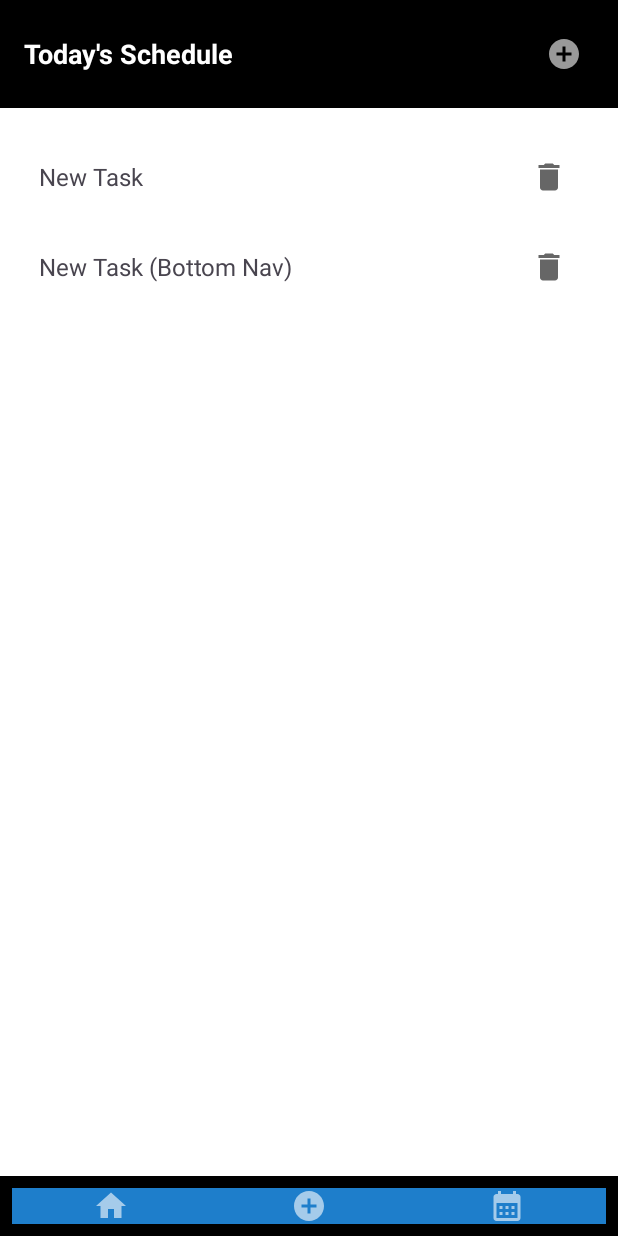
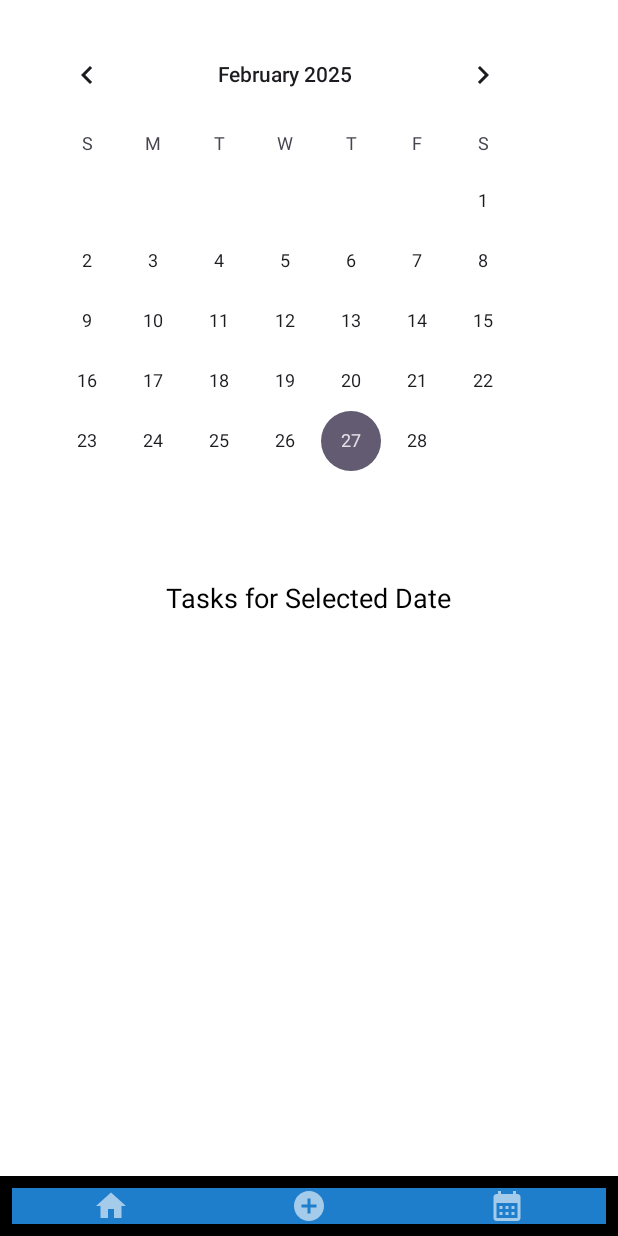
Before and after one commit to andycheng2018/SwiftTasks, an Android app: the screen it shows after launch (MainActivity before the commit, CalendarActivity after it), after a tap on an icon or button, on a phone screen of 412 x 824 dp. Run offline under Robolectric (Android 15) with nearby library versions, the phone set to English and light mode, and no system bars; 3 other taps on this screen came first.

Commit message:
Added calendar functions

```diff
--- a/app/src/main/AndroidManifest.xml
+++ b/app/src/main/AndroidManifest.xml
@@ -21,6 +21,7 @@
                 <category android:name="android.intent.category.LAUNCHER" />
             </intent-filter>
         </activity>
+        <activity android:name=".CalendarActivity" />
     </application>
 
 </manifest>
--- /dev/null
+++ b/app/src/main/java/com/example/scheduleapp/CalendarActivity.java
@@ -0,0 +1,112 @@
+package com.example.scheduleapp;
+
+import android.os.Bundle;
+import android.widget.CalendarView;
+import android.widget.ImageButton;
+import android.widget.ListView;
+import android.widget.TextView;
+import androidx.appcompat.app.AppCompatActivity;
+
+import java.text.ParseException;
+import java.text.SimpleDateFormat;
+import java.util.ArrayList;
+import java.util.Calendar;
+import java.util.Date;
+
+public class CalendarActivity extends AppCompatActivity {
+    private CalendarView calendarView;
+    private ListView taskListView;
+    private TextView titleTextView;
+    private ImageButton backButton;
+
+    private ArrayList<String> dateList;
+    private ArrayList<ArrayList<String>> taskLists;
+
+    @Override
+    protected void onCreate(Bundle savedInstanceState) {
+        super.onCreate(savedInstanceState);
+        setContentView(R.layout.activity_calendar);
+
+        calendarView = findViewById(R.id.calendarView);
+        taskListView = findViewById(R.id.taskListView);
+        backButton = findViewById(R.id.menu_tasks);
+        titleTextView = findViewById(R.id.titleTextView);
+
+        dateList = new ArrayList<>();
+        taskLists = new ArrayList<>();
+
+        calendarView.setOnDateChangeListener((view, year, month, dayOfMonth) -> {
+            String dateKey = String.format("%04d-%02d-%02d", year, month + 1, dayOfMonth);
+            String title = "Tasks for " + getMonthName(month) + " " + dayOfMonth;
+            updateTitleAndTasks(title, dateKey);
+        });
+
+        backButton.setOnClickListener(v -> {
+            finish();
+        });
+
+        //THIS IS A PLACEHOLDER FOR THE ACTUAL TASK ASSIGNMENTS
+        String startDate = "2025-03-01";
+        String dueDate = "2025-03-07";
+        String assignmentName = "CS Homework";
+        int numDays = 7;
+        int timeNeeded = 14;
+
+        loadTasks(assignmentName, startDate, dueDate, numDays, timeNeeded);
+    }
+
+    private void loadTasks(String assignmentName, String startDate, String dueDate, int numDays, int timeNeeded) {
+        SimpleDateFormat sdf = new SimpleDateFormat("yyyy-MM-dd");
+        try {
+            Date start = sdf.parse(startDate);
+            Calendar calendar = Calendar.getInstance();
+            calendar.setTime(start);
+
+            int timePerDay = timeNeeded / numDays;
+
+            for (int i = 0; i < numDays; i++) {
+                String date = sdf.format(calendar.getTime());
+
+                ArrayList<String> tasksForDay = new ArrayList<>();
+                tasksForDay.add(assignmentName + " - Study for " + timePerDay + " hours");
+
+                dateList.add(date);
+                taskLists.add(tasksForDay);
+
+                calendar.add(Calendar.DAY_OF_MONTH, 1);
+            }
+        } catch (ParseException e) {
+            e.printStackTrace();
+        }
+    }
+
+    private void updateTitleAndTasks(String title, String dateKey) {
+        titleTextView.setText(title);
+
+        int index = dateList.indexOf(dateKey);
+        ArrayList<String> taskList = new ArrayList<>();
+
+        if (index != -1) {
+            taskList = taskLists.get(index);
+        }
+
+        taskListView.setAdapter(new TaskListAdapter(this, taskList));
+    }
+
+    private String getMonthName(int month) {
+        if (month == 0) return "January";
+        if (month == 1) return "February";
+        if (month == 2) return "March";
+        if (month == 3) return "April";
+        if (month == 4) return "May";
+        if (month == 5) return "June";
+        if (month == 6) return "July";
+        if (month == 7) return "August";
+        if (month == 8) return "September";
+        if (month == 9) return "October";
+        if (month == 10) return "November";
+        if (month == 11) return "December";
+
+        return "Invalid month";
+    }
+}
--- a/app/src/main/java/com/example/scheduleapp/MainActivity.java
+++ b/app/src/main/java/com/example/scheduleapp/MainActivity.java
@@ -1,5 +1,6 @@
 package com.example.scheduleapp;
 
+import android.content.Intent;
 import android.os.Bundle;
 import android.view.View;
 import android.widget.ImageButton;
@@ -42,22 +43,17 @@ public class MainActivity extends AppCompatActivity {
         recyclerViewTasks.setLayoutManager(new LinearLayoutManager(this));
         recyclerViewTasks.setAdapter(taskAdapter);
 
-        addTaskButton.setOnClickListener(v -> addNewTask("New Task"));
-        menuTasksButton.setOnClickListener(v -> {
-        });
-        menuAddButton.setOnClickListener(v -> addNewTask("New Task (Bottom Nav)"));
-        menuCalendarButton.setOnClickListener(v -> {
-        });
+        addTaskButton.setOnClickListener(v -> showAddTask());
+
+        menuTasksButton.setOnClickListener(v -> navigateToHomeScreen());
+        menuAddButton.setOnClickListener(v -> showAddTask());
+        menuCalendarButton.setOnClickListener(v -> openCalendar());
 
         updateNoTasksMessage();
     }
 
-    public void updateNoTasksMessage() {
-        if (taskList.isEmpty()) {
-            noTasksMessage.setVisibility(View.VISIBLE);
-        } else {
-            noTasksMessage.setVisibility(View.GONE);
-        }
+    private void showAddTask() {
+        addNewTask("New Task");
     }
 
     private void addNewTask(String taskName) {
@@ -73,4 +69,20 @@ public class MainActivity extends AppCompatActivity {
             updateNoTasksMessage();
         }
     }
+
+    private void updateNoTasksMessage() {
+        if (taskList.isEmpty()) {
+            noTasksMessage.setVisibility(View.VISIBLE);
+        } else {
+            noTasksMessage.setVisibility(View.GONE);
+        }
+    }
+    private void navigateToHomeScreen() {
+        // Nothing, home page
+    }
+
+    private void openCalendar() {
+        Intent intent = new Intent(MainActivity.this, CalendarActivity.class);
+        startActivity(intent);
+    }
 }
--- /dev/null
+++ b/app/src/main/java/com/example/scheduleapp/TaskListAdapter.java
@@ -0,0 +1,29 @@
+package com.example.scheduleapp;
+
+import android.content.Context;
+import android.view.LayoutInflater;
+import android.view.View;
+import android.view.ViewGroup;
+import android.widget.ArrayAdapter;
+import android.widget.TextView;
+
+import java.util.List;
+
+public class TaskListAdapter extends ArrayAdapter<String> {
+
+    public TaskListAdapter(Context context, List<String> tasks) {
+        super(context, android.R.layout.simple_list_item_1, tasks);
+    }
+
+    @Override
+    public View getView(int position, View convertView, ViewGroup parent) {
+        if (convertView == null) {
+            convertView = LayoutInflater.from(getContext()).inflate(android.R.layout.simple_list_item_1, parent, false);
+        }
+
+        TextView taskText = convertView.findViewById(android.R.id.text1);
+        taskText.setText(getItem(position));
+
+        return convertView;
+    }
+}
--- /dev/null
+++ b/app/src/main/res/layout/activity_calendar.xml
@@ -0,0 +1,73 @@
+<RelativeLayout xmlns:android="http://schemas.android.com/apk/res/android"
+    xmlns:app="http://schemas.android.com/apk/res-auto"
+    android:layout_width="match_parent"
+    android:layout_height="match_parent"
+    android:background="@color/white">
+
+    <CalendarView
+        android:id="@+id/calendarView"
+        android:layout_width="match_parent"
+        android:layout_height="wrap_content"
+        android:layout_alignParentTop="true"
+        android:padding="16dp" />
+
+    <TextView
+        android:id="@+id/titleTextView"
+        android:layout_width="wrap_content"
+        android:layout_height="wrap_content"
+        android:text="Tasks for Selected Date"
+        android:textSize="18sp"
+        android:textColor="@color/black"
+        android:layout_below="@id/calendarView"
+        android:layout_centerHorizontal="true"
+        android:padding="16dp" />
+
+    <ListView
+        android:id="@+id/taskListView"
+        android:layout_width="match_parent"
+        android:layout_height="0dp"
+        android:layout_below="@id/titleTextView"
+        android:layout_above="@id/bottom_nav"
+        android:divider="@android:color/darker_gray"
+        android:dividerHeight="1dp"
+        android:padding="16dp" />
+
+    <LinearLayout
+        android:id="@+id/bottom_nav"
+        android:layout_width="match_parent"
+        android:layout_height="wrap_content"
+        android:layout_alignParentBottom="true"
+        android:background="@color/black"
+        android:orientation="horizontal"
+        android:padding="8dp"
+        android:gravity="center">
+
+        <ImageButton
+            android:id="@+id/menu_tasks"
+            android:layout_width="0dp"
+            android:layout_height="wrap_content"
+            android:layout_weight="1"
+            android:background="#1E7ECB"
+            android:src="@drawable/home"
+            app:tint="@color/white" />
+
+        <ImageButton
+            android:id="@+id/menu_add"
+            android:layout_width="0dp"
+            android:layout_height="wrap_content"
+            android:layout_weight="1"
+            android:background="#1E7ECB"
+            android:src="@drawable/add"
+            app:tint="@color/white" />
+
+        <ImageButton
+            android:id="@+id/menu_calendar"
+            android:layout_width="0dp"
+            android:layout_height="wrap_content"
+            android:layout_weight="1"
+            android:background="#1E7ECB"
+            android:src="@drawable/calendar"
+            app:tint="@color/white" />
+    </LinearLayout>
+
+</RelativeLayout>
```
